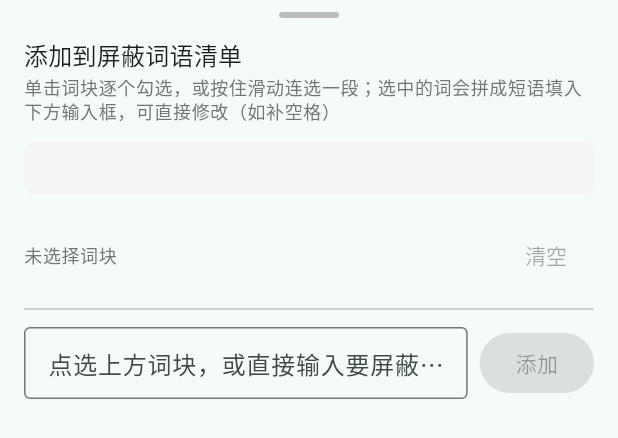
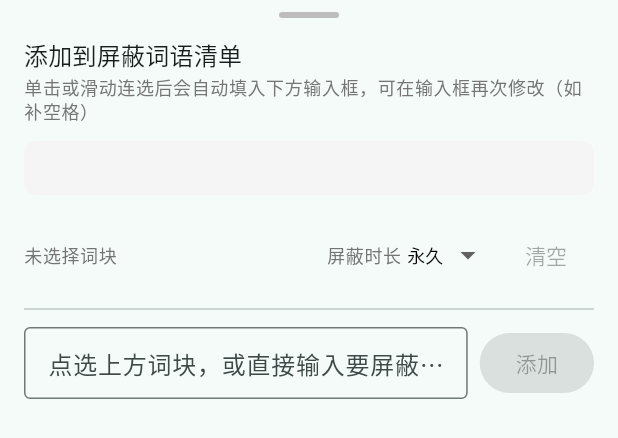
Before and after one commit to wooodypan/FilterFeedList, a Flutter app: the _TextExplosionContent widget shown alone on an empty page, opened directly with empty values, on a phone screen of 412 x 824 dp. Shown: the top 438 px of the screen. Run offline on Flutter 3.47's test engine with Material 3 defaults, Android fonts, the phone set to English and light mode, and no system bars; our stand-ins replace cached_network_image, dio, drift, file_picker, flutter_cache_manager, flutter_dotenv and 7 more; missing offline and left inert: dart_jieba, flutter_js, webdav_client; accounts and stored records are empty; generated files the repository leaves out were written again; network calls fail.

Commit message:
GLM-5.3-Flash 修改 lib/ui/feed/text_explosion_sheet.dart ，在大爆炸分词的时候增加时长设置，可选，默认永久
「屏蔽时长」下拉框放到左边提示选了几个词Text和右边「清空」TextButton中间。
onNavigationRequest 里 await showDialog —— 这是 WKWebView 的策略决策回调，await 期间整个页面被挂住（用户看到网页卡死）；等待中若页面销毁或又来新导航，插件兜底判 cancel，正好又打出这段栈。
about:blank / about:srcdoc / blob: / data: 被当成 deeplink —— 网页里带 iframe 的会莫名弹出「打开第三方 App？」
回调没有异常兜底，Dart 一抛异常插件就判 cancel → 白屏

```diff
--- a/lib/ui/feed/text_explosion_sheet.dart
+++ b/lib/ui/feed/text_explosion_sheet.dart
@@ -106,6 +106,16 @@ class _TextExplosionContentState extends ConsumerState<_TextExplosionContent> {
   /// （比如给「iPhone17Pro」补空格），也可以直接敲一个自定义词。
   /// 不再有单独的「编辑」状态和「将屏蔽」预览行。
   final TextEditingController _inputController = TextEditingController();
+
+  /// 添加屏蔽词时选的时长（天）；0 = 永久（默认）。
+  /// 不碰下拉框就是永久屏蔽，和屏蔽词管理页的语义保持一致。
+  int _selectedDays = 0;
+
+  /// 时长下拉框的可选项：0 表示永久，其余是快捷天数
+  static const List<int> _durationChoices = [0, 1, 7, 30, 90];
+
+  /// 把天数选项翻译成下拉框里显示的文案
+  String _durationLabel(int days) => days == 0 ? '永久' : '$days 天';
 
   @override
   void initState() {
@@ -253,7 +263,14 @@ class _TextExplosionContentState extends ConsumerState<_TextExplosionContent> {
   Future<void> _addFromInput() async {
     final w = _inputController.text.trim();
     if (w.isEmpty) return;
-    await ref.read(blockedKeywordsProvider.notifier).add(w);
+    // 按当前选中的时长计算到期时间：0 = 永久（expiresAt 存 null），
+    // 指定天数则从现在起往后推 N 天，到期后该词自动失效。
+    final expiresAt = _selectedDays == 0
+        ? null
+        : DateTime.now().add(Duration(days: _selectedDays));
+    await ref
+        .read(blockedKeywordsProvider.notifier)
+        .add(w, expiresAt: expiresAt);
     widget.onAdded(1, w);
   }
 
@@ -292,8 +309,7 @@ class _TextExplosionContentState extends ConsumerState<_TextExplosionContent> {
             Text('添加到屏蔽词语清单', style: theme.textTheme.titleMedium),
             const SizedBox(height: 2),
             Text(
-              '单击词块逐个勾选，或按住滑动连选一段；'
-              '选中的词会拼成短语填入下方输入框，可直接修改（如补空格）',
+              '单击或滑动连选后会自动填入下方输入框，可在输入框再次修改（如补空格）',
               style: theme.textTheme.bodySmall?.copyWith(
                 color: Colors.grey[600],
               ),
@@ -349,7 +365,8 @@ class _TextExplosionContentState extends ConsumerState<_TextExplosionContent> {
             ),
             const SizedBox(height: 4),
 
-            // 选择状态行：左边提示选了几个词，右边「清空」一键重来。
+            // 选择状态行：左边提示选了几个词；中间是「屏蔽时长」下拉框
+            // （默认永久，可改成指定天数，到期自动失效）；右边「清空」一键重来。
             // 不再显示「将屏蔽：XXX」预览——短语直接在下面的输入框里看。
             Row(
               children: [
@@ -360,6 +377,35 @@ class _TextExplosionContentState extends ConsumerState<_TextExplosionContent> {
                   ),
                 ),
                 const Spacer(),
+                Text(
+                  '屏蔽时长',
+                  style: theme.textTheme.bodySmall?.copyWith(
+                    color: Colors.grey[600],
+                  ),
+                ),
+                const SizedBox(width: 4),
+                DropdownButton<int>(
+                  value: _selectedDays,
+                  // 去掉下拉框默认的下划线，让它更像一个「选项」而不是输入控件
+                  underline: const SizedBox.shrink(),
+                  isDense: true,
+                  style: const TextStyle(
+                    color: Colors.black,
+                    fontSize: 12,
+                    fontWeight: FontWeight.normal,
+                  ),
+                  items: [
+                    for (final d in _durationChoices)
+                      DropdownMenuItem(
+                        value: d,
+                        child: Text(_durationLabel(d)),
+                      ),
+                  ],
+                  onChanged: (v) {
+                    if (v != null) setState(() => _selectedDays = v);
+                  },
+                ),
+                const SizedBox(width: 8),
                 TextButton(
                   onPressed: _selected.isEmpty ? null : _clearSelection,
                   child: const Text('清空'),
```
Also changed, not shown: lib/ui/common/webview_page.dart (+63 -18 lines), lib/ui/settings/blocked_keyword_page.dart (+9 -5 lines).
